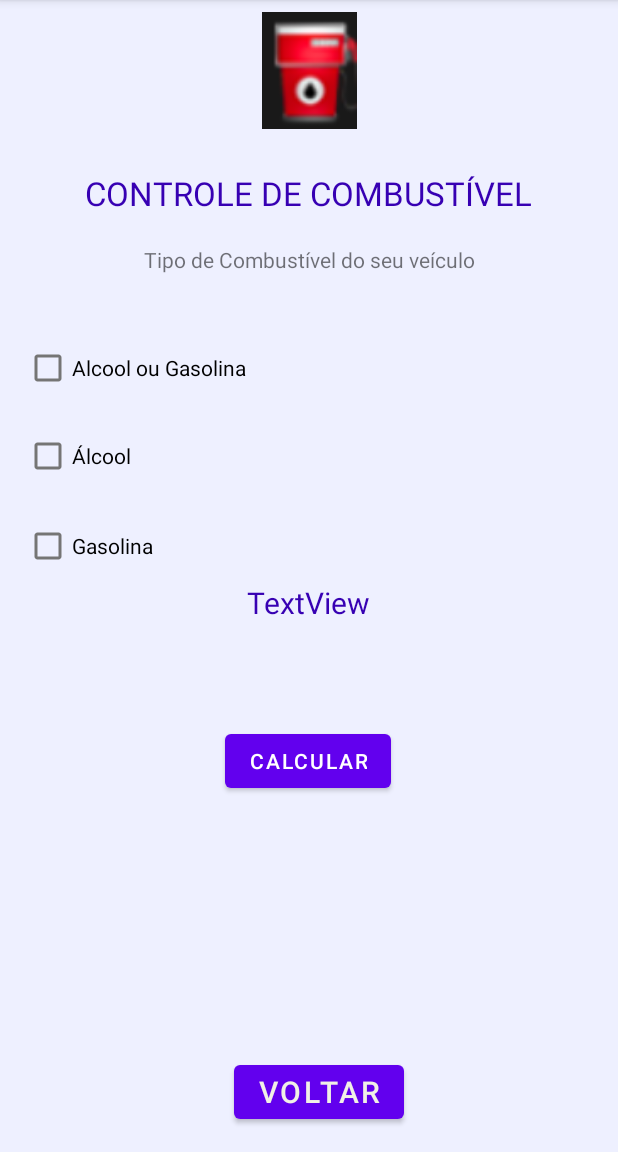
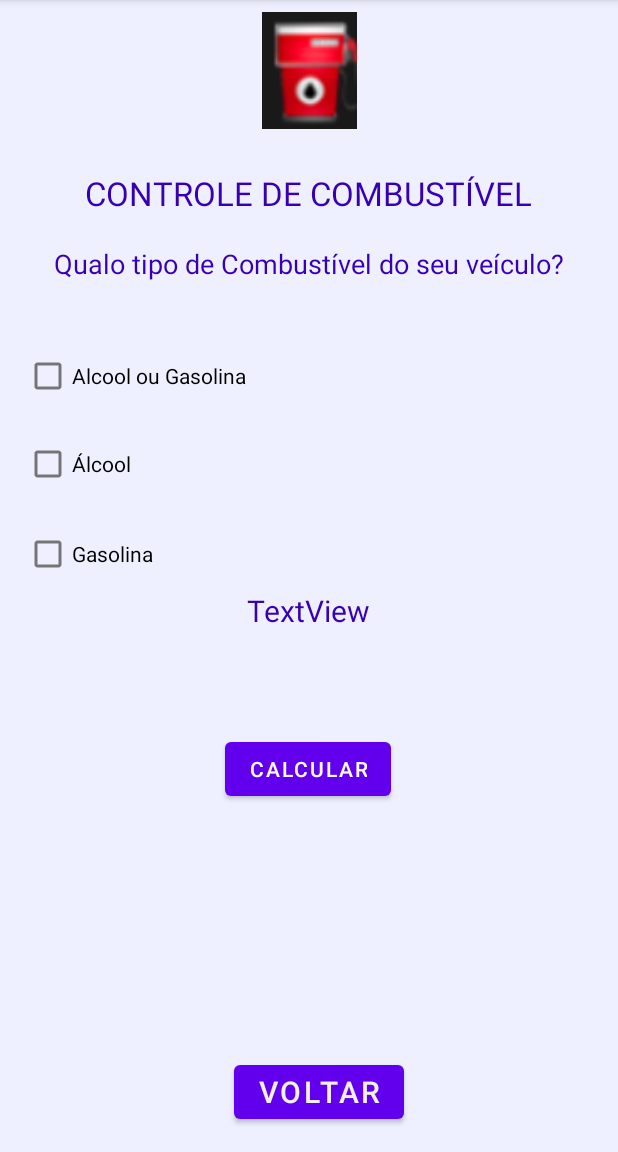
Before and after one commit to Ediberto/EcoDriveApp, an Android app: the SegundaTela screen opened directly, with no data from a screen before it, on a phone screen of 412 x 824 dp, the part 84-1236 px from its top. Run offline under Robolectric (Android 15) with nearby library versions, the light colour scheme and no system bars.

Commit message:
Segunda Tela v.01

```diff
--- a/app/src/main/res/layout/activity_segunda_tela.xml
+++ b/app/src/main/res/layout/activity_segunda_tela.xml
@@ -29,6 +29,19 @@
         app:layout_constraintHorizontal_bias="0.495"
         app:layout_constraintStart_toStartOf="parent"
         app:layout_constraintTop_toBottomOf="@+id/imageView2" />
+
+    <TextView
+        android:id="@+id/MsgEscolhaCombo"
+        android:layout_width="wrap_content"
+        android:layout_height="wrap_content"
+        android:layout_marginTop="20dp"
+        android:textColor="@color/purple_700"
+        android:textSize="18sp"
+        android:text="Qualo tipo de Combustível do seu veículo?"
+        app:layout_constraintEnd_toEndOf="parent"
+        app:layout_constraintStart_toStartOf="parent"
+        app:layout_constraintTop_toBottomOf="@+id/textView" />
+
 
     <TextView
         android:id="@+id/textprecoAlcool"
@@ -137,16 +150,6 @@
         app:layout_constraintStart_toStartOf="parent"
         app:layout_constraintTop_toBottomOf="@+id/MsgEscolhaCombo" />
 
-    <TextView
-        android:id="@+id/MsgEscolhaCombo"
-        android:layout_width="wrap_content"
-        android:layout_height="wrap_content"
-        android:layout_marginTop="20dp"
-        android:text="Tipo de Combustível do seu veículo"
-        app:layout_constraintEnd_toEndOf="parent"
-        app:layout_constraintStart_toStartOf="parent"
-        app:layout_constraintTop_toBottomOf="@+id/textView" />
-
     <CheckBox
         android:id="@+id/idAlcoolcheckBox"
         android:layout_width="wrap_content"
```
Also changed, not shown: app/src/main/java/com/example/ecodriveapp/SegundaTela.kt (+16 -0 lines).
